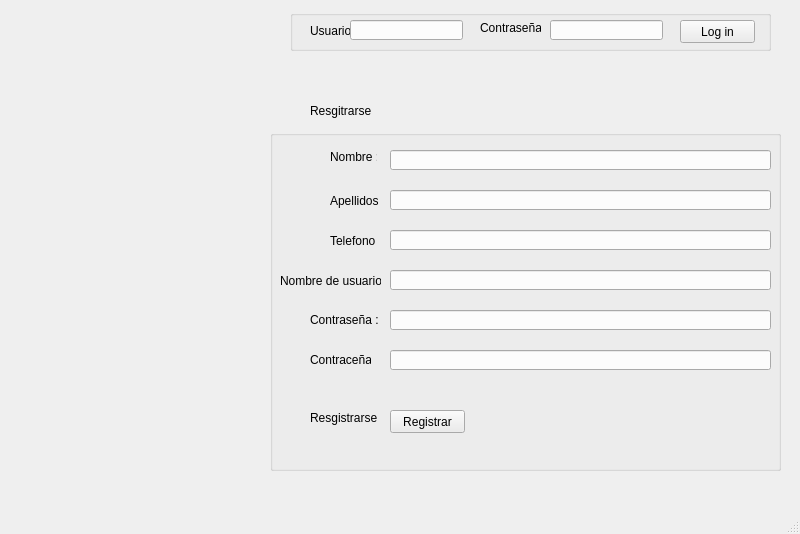
PrenxLibert/Trabajo-Parcial-red-social-3-ciclo, file Red_Social/baseredsocial.ui: the form before one commit.
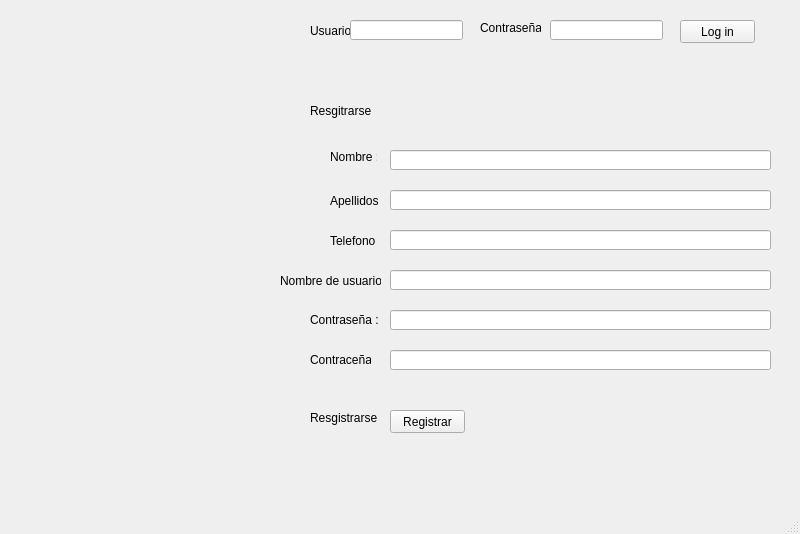
The form after the commit.

Diff of the .ui file:
```diff
--- a/Red_Social/baseredsocial.ui
+++ b/Red_Social/baseredsocial.ui
@@ -73,19 +73,6 @@
      <string>Log in</string>
     </property>
    </widget>
-   <widget class="QGroupBox" name="groupBox">
-    <property name="geometry">
-     <rect>
-      <x>290</x>
-      <y>10</y>
-      <width>481</width>
-      <height>41</height>
-     </rect>
-    </property>
-    <property name="title">
-     <string/>
-    </property>
-   </widget>
    <widget class="QLabel" name="label_3">
     <property name="geometry">
      <rect>
@@ -263,19 +250,6 @@
      <string>Resgistrarse :</string>
     </property>
    </widget>
-   <widget class="QGroupBox" name="groupBox_2">
-    <property name="geometry">
-     <rect>
-      <x>270</x>
-      <y>130</y>
-      <width>511</width>
-      <height>341</height>
-     </rect>
-    </property>
-    <property name="title">
-     <string/>
-    </property>
-   </widget>
   </widget>
   <widget class="QMenuBar" name="menubar">
    <property name="geometry">
```
Left out of the diff: 2 changed lines with no effect on the pictures.
